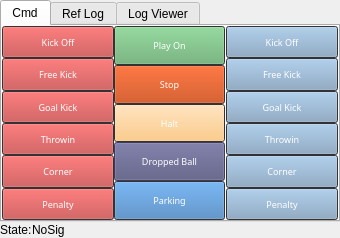
This is msl_visualization/src/tools/basestation/RefBoxWidget/RefBoxWG.ui in dasys-lab/cnc-msl as Qt 5 draws it before an edit. The edited form follows.
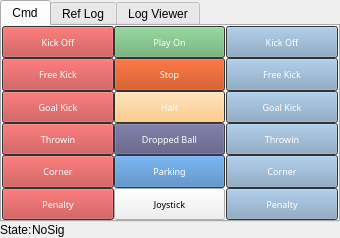
This is the edited form. Custom widgets are drawn as their Qt base class.

Commit message: added joystick button

Patch:
```diff
--- a/msl_visualization/src/tools/basestation/RefBoxWidget/RefBoxWG.ui
+++ b/msl_visualization/src/tools/basestation/RefBoxWidget/RefBoxWG.ui
@@ -5476,6 +5476,31 @@
              </property>
             </widget>
            </item>
+           <item>
+            <widget class="QPushButton" name="Joystick_bot">
+             <property name="sizePolicy">
+              <sizepolicy hsizetype="Preferred" vsizetype="Preferred">
+               <horstretch>0</horstretch>
+               <verstretch>0</verstretch>
+              </sizepolicy>
+             </property>
+             <property name="minimumSize">
+              <size>
+               <width>1</width>
+               <height>1</height>
+              </size>
+             </property>
+             <property name="font">
+              <font>
+               <family>Sans Serif</family>
+               <pointsize>7</pointsize>
+              </font>
+             </property>
+             <property name="text">
+              <string>Joystick</string>
+             </property>
+            </widget>
+           </item>
           </layout>
          </item>
          <item>
```
Left out of the diff: 33 changed lines with no effect on the pictures. The commit also changes 3 other files.
